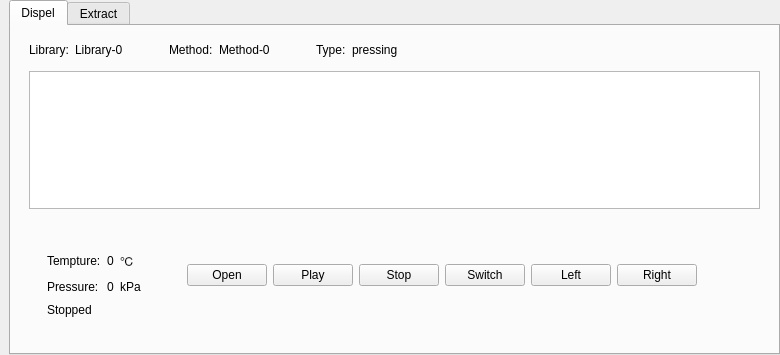
photonlili/Tank, file tank/qdispelform.ui: the form before one commit.
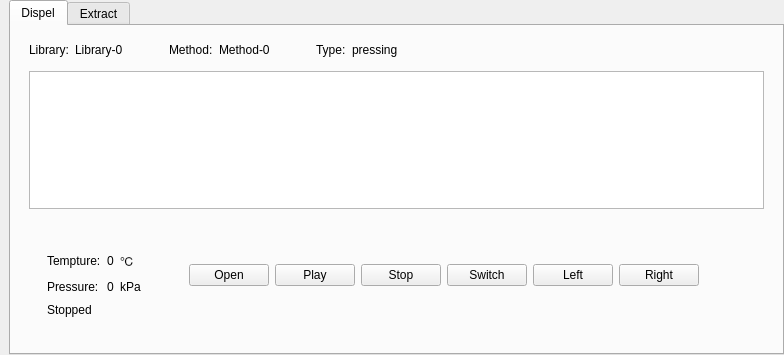
The form after the commit. Custom widgets are drawn as their Qt base class.

```diff
--- a/tank/qdispelform.ui
+++ b/tank/qdispelform.ui
@@ -6,7 +6,7 @@
    <rect>
     <x>0</x>
     <y>0</y>
-    <width>780</width>
+    <width>784</width>
     <height>355</height>
    </rect>
   </property>
```
